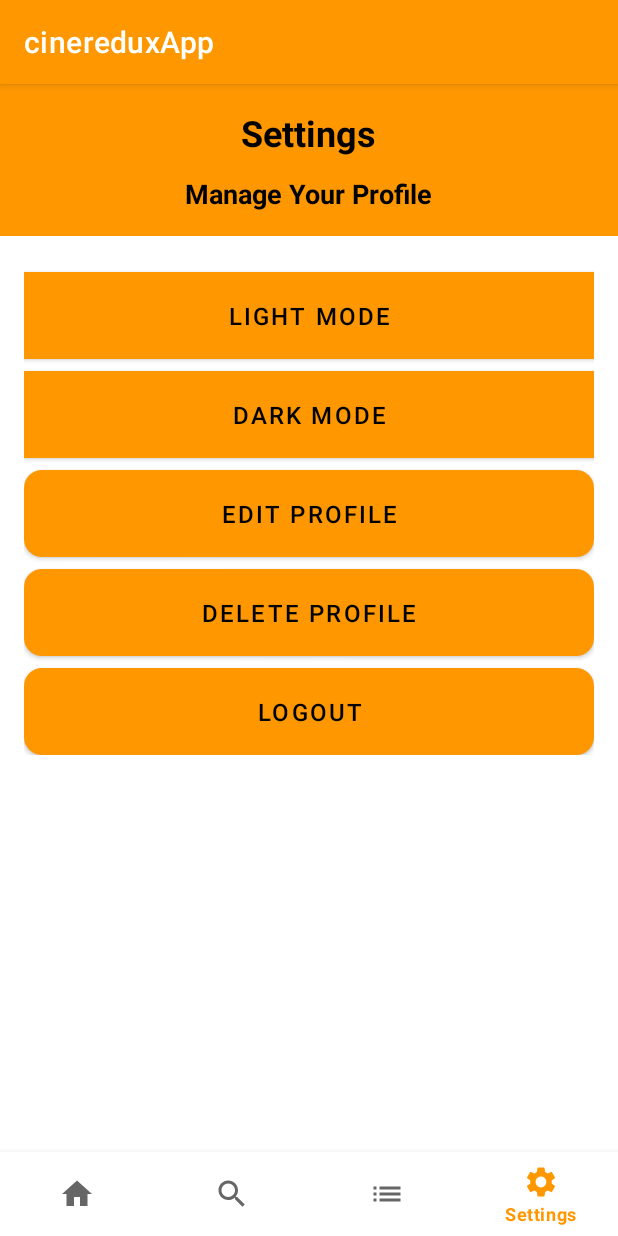
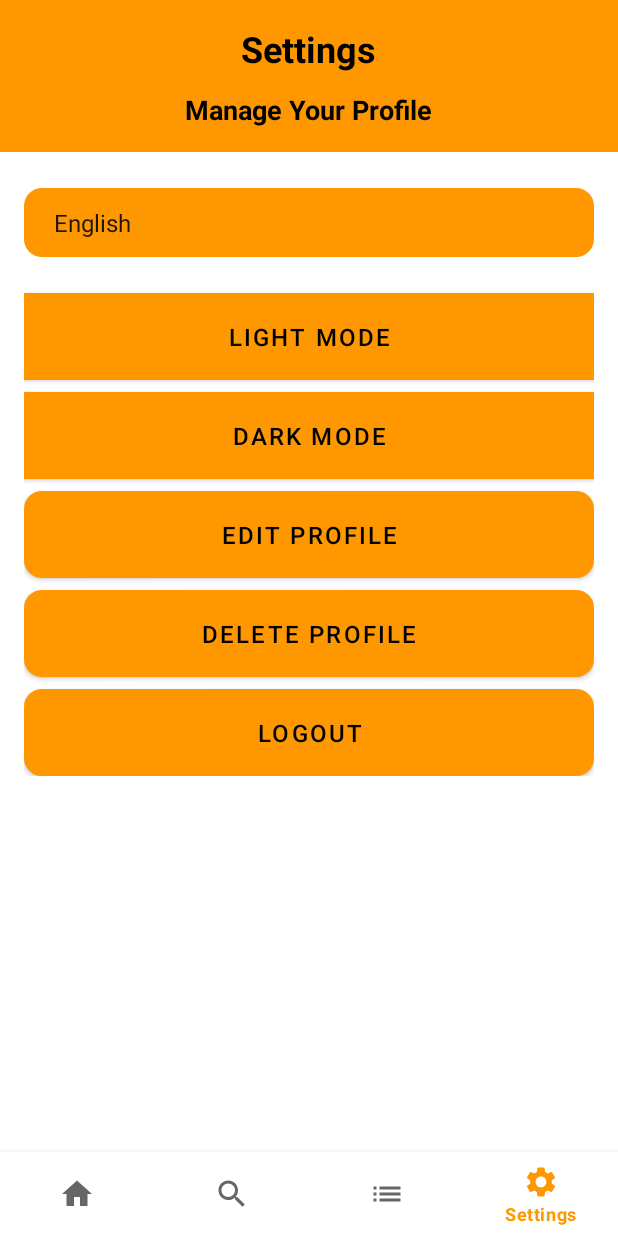
Before and after one commit to CineRedux/CineReduxApp, an Android app: the HomeFragment screen opened directly, with no data from a screen before it, item 4 of the bottom bar chosen, on a phone screen of 412 x 824 dp. Run offline under Robolectric (Android 15) with nearby library versions, the phone set to English and light mode, and no system bars; pictures from the network do not load; 1 statement that could not run was skipped.

Commit message:
feat(languages): Added multi-language support (zulu, afrikaans)
* feat: added support for 2 south african languages (Zulu and Afrikaans)

* bug: Application may forcefully close upon switching fragments too quickly

```diff
--- a/app/src/main/java/com/example/cineredux_v2/HomeFragment.kt
+++ b/app/src/main/java/com/example/cineredux_v2/HomeFragment.kt
@@ -15,11 +15,13 @@ import android.widget.TextView
 import android.widget.Toast
 import androidx.fragment.app.Fragment
 import androidx.lifecycle.ViewModelProvider
+import androidx.preference.PreferenceManager
 import androidx.recyclerview.widget.LinearLayoutManager
 import com.bumptech.glide.Glide
 import retrofit2.Call
 import retrofit2.Callback
 import retrofit2.Response
+import java.util.Locale
 
 class HomeFragment : Fragment() {
 
@@ -49,7 +51,9 @@ class HomeFragment : Fragment() {
             Log.d("HomeFragment", "No Cached movies, fetching from api")
             fetchMoviesFromAPI(view)
         }
+        setLocale()
     }
+
 
     private fun fetchMoviesFromAPI(view: View) {
         val apiService = RetrofitClient.instance
@@ -82,10 +86,22 @@ class HomeFragment : Fragment() {
             }
         })
     }
-
+    private fun setLocale() {
+        val sharedPreferences = PreferenceManager.getDefaultSharedPreferences(requireContext())
+        val selectedLanguage = sharedPreferences.getString("selected_language", "en") ?: "en"
+        val locale = Locale(selectedLanguage)
+        Locale.setDefault(locale)
+        val config = resources.configuration
+        config.setLocale(locale)
+        resources.updateConfiguration(config, resources.displayMetrics)
+    }
     private fun displayMovies(view: View, movies: List<Movie>?) {
         val gridLayout = view.findViewById<GridLayout>(R.id.grid_layout_movies)
-
+        val sharedPreferences = PreferenceManager.getDefaultSharedPreferences(requireContext())
+        val savedLanguage = sharedPreferences.getString("selected_language", "English")
+        val currentLocale = resources.configuration.locales[0]
+        Log.d("HomeFragment", "Language: $savedLanguage, $currentLocale")
+        Log.d("HomeFragment", "Locale: ${Locale.getDefault()}")
         movies?.let { movieList ->
             gridLayout.removeAllViews()
 
--- a/app/src/main/java/com/example/cineredux_v2/SettingsFragment.kt
+++ b/app/src/main/java/com/example/cineredux_v2/SettingsFragment.kt
@@ -1,8 +1,10 @@
 package com.example.cineredux_v2
 
 import android.app.AlertDialog
+import android.content.Context
 import android.content.Intent
 import android.content.SharedPreferences
+import android.content.res.Configuration
 import android.os.Bundle
 import android.view.LayoutInflater
 import android.view.View
@@ -14,7 +16,12 @@ import androidx.fragment.app.FragmentTransaction
 import androidx.preference.PreferenceManager
 import androidx.appcompat.app.AppCompatDelegate
 import android.graphics.Color
+import android.util.Log
+import android.widget.AdapterView
+import android.widget.ArrayAdapter
+import android.widget.Spinner
 import androidx.core.content.ContextCompat
+import java.util.Locale
 
 
 class SettingsFragment : Fragment() {
@@ -23,6 +30,7 @@ class SettingsFragment : Fragment() {
     private var userId: Int = 1 // Assuming you're retrieving the logged-in user's ID
     private lateinit var btnLightMode: Button
     private lateinit var btnDarkMode: Button
+    private lateinit var languageSpinner: Spinner
 
     override fun onCreateView(
         inflater: LayoutInflater, container: ViewGroup?,
@@ -36,6 +44,7 @@ class SettingsFragment : Fragment() {
         val editProfileButton: Button = view.findViewById(R.id.btn_edit_profile)
         val deleteProfileButton: Button = view.findViewById(R.id.btn_delete_profile)
         val logoutButton: Button = view.findViewById(R.id.btn_logout) // Add the logout button
+        languageSpinner = view.findViewById(R.id.language_spinner)
 
         // Set up Edit Profile Button
         editProfileButton.setOnClickListener {
@@ -51,14 +60,82 @@ class SettingsFragment : Fragment() {
             // Show confirmation dialog
             showDeleteConfirmationDialog()
         }
+        logoutButton.text = getString(R.string.settings_logout)
 
         // Set up Logout Button
         logoutButton.setOnClickListener {
             // Show confirmation dialog for logout
             showLogoutConfirmationDialog()
         }
+        Log.d("SettingsFragmentOnCreate", "BeforeLocale: ${resources.configuration.locales[0]}")
+        setupLanguageSpinner()
+        Log.d("SettingsFragmentOnCreate", "AfterLocale: ${resources.configuration.locales[0]}")
 
         return view
+    }
+
+    private fun setupLanguageSpinner() {
+        // Load saved language preference
+        val sharedPreferences = PreferenceManager.getDefaultSharedPreferences(requireContext())
+        val savedLanguage = sharedPreferences.getString("selected_language", "en")
+        val languageLocaleMap = mapOf(
+            "English" to "en",
+            "Zulu" to "zu",
+            "Afrikaans (ZA)" to "af"
+        )
+        val localeLanguageMap = mapOf(
+            "en" to "English",
+            "zu" to "Zulu",
+            "af" to "Afrikaans (ZA)"
+        )
+
+        // Set up the language options adapter
+        ArrayAdapter.createFromResource(
+            requireContext(),
+            R.array.languages_array,
+            android.R.layout.simple_spinner_item
+        ).also { adapter ->
+            adapter.setDropDownViewResource(android.R.layout.simple_spinner_dropdown_item)
+            languageSpinner.adapter = adapter
+        }
+
+        // Set saved language selection in spinner
+        val languages = resources.getStringArray(R.array.languages_array)
+        val position = languages.indexOf(localeLanguageMap[savedLanguage])
+        languageSpinner.setSelection(position)
+
+
+        // Listen for language selection
+        languageSpinner.onItemSelectedListener = object : AdapterView.OnItemSelectedListener {
+            override fun onItemSelected(parent: AdapterView<*>, view: View?, position: Int, id: Long) {
+                val selectedLanguage = languages[position]
+                val selectedLocaleCode = languageLocaleMap[selectedLanguage] ?: return
+
+                Log.d("SettingsFragment", "Localecode: $selectedLocaleCode, savedlanguage: $savedLanguage ")
+                if (selectedLocaleCode != savedLanguage) {
+                    sharedPreferences.edit().putString("selected_language", selectedLocaleCode).apply()
+                    updateLocale(selectedLanguage)
+                    requireActivity().recreate() // Recreate activity to apply language change
+                    Toast.makeText(requireContext(), "Language updated to $selectedLanguage", Toast.LENGTH_SHORT).show()
+                }
+            }
+
+            override fun onNothingSelected(parent: AdapterView<*>) {}
+        }
+    }
+    private fun updateLocale(language: String) {
+        val locale = when (language) {
+            "English" -> Locale("en")
+            "Zulu" -> Locale("zu")
+            "Afrikaans (ZA)" -> Locale("af", "ZA")
+            else -> Locale.getDefault()
+        }
+
+        Locale.setDefault(locale)
+        Log.d("SettingsFragment", "Locale: ${Locale.getDefault()}")
+        val config = Configuration()
+        config.setLocale(locale)
+        requireContext().resources.updateConfiguration(config, requireContext().resources.displayMetrics)
     }
 
     // Function to show delete confirmation dialog
--- a/app/src/main/res/layout/fragment_home.xml
+++ b/app/src/main/res/layout/fragment_home.xml
@@ -45,7 +45,7 @@
             android:layout_width="wrap_content"
             android:layout_height="wrap_content"
             android:paddingBottom="8dp"
-            android:text="HOME"
+            android:text="@string/movie_home"
             android:textColor="#000000"
             android:textSize="24sp"
             android:textStyle="bold"
@@ -55,7 +55,7 @@
             android:id="@+id/top_movies_subtitle"
             android:layout_width="wrap_content"
             android:layout_height="wrap_content"
-            android:text="TOP 10 Trending Movies"
+            android:text="@string/movie_trending"
             android:textSize="18sp"
             android:textColor="#000000"
             android:textStyle="bold"
--- a/app/src/main/res/layout/fragment_settings.xml
+++ b/app/src/main/res/layout/fragment_settings.xml
@@ -55,7 +55,15 @@
             android:layout_height="wrap_content"
             android:orientation="vertical"
             android:padding="16dp">
-
+            <Spinner
+                android:id="@+id/language_spinner"
+                android:layout_width="match_parent"
+                android:layout_height="wrap_content"
+                android:layout_marginTop="8dp"
+                android:entries="@array/languages_array"
+                android:background="@drawable/button_background"
+                android:padding="12dp"
+                android:layout_marginBottom="16dp"/>
             <!-- Light Mode Button -->
             <Button
                 android:id="@+id/btn_light_mode"
@@ -109,7 +117,7 @@
                 android:id="@+id/btn_logout"
                 android:layout_width="match_parent"
                 android:layout_height="wrap_content"
-                android:text="Logout"
+                android:text="@string/settings_logout"
                 android:background="@drawable/button_background"
                 android:textColor="#000000"
                 android:padding="12dp"
--- a/app/src/main/res/layout/fragment_watchlist.xml
+++ b/app/src/main/res/layout/fragment_watchlist.xml
@@ -23,7 +23,7 @@
         android:id="@+id/watchlist_title"
         android:layout_width="wrap_content"
         android:layout_height="wrap_content"
-        android:text="Watchlist"
+        android:text="@string/search_watchlist"
         android:textSize="24sp"
         android:textColor="@android:color/black"
         android:textStyle="bold"
@@ -34,7 +34,7 @@
         android:id="@+id/watchlist_subtitle"
         android:layout_width="wrap_content"
         android:layout_height="wrap_content"
-        android:text="All movies added to Watchlist"
+        android:text="@string/search_added_movies"
         android:textSize="18sp"
         android:textColor="@android:color/black"
         android:gravity="center"/>
--- a/app/src/main/res/values-night/styles.xml
+++ b/app/src/main/res/values-night/styles.xml
@@ -1,7 +1,7 @@
 <?xml version="1.0" encoding="utf-8"?>
 
 <resources>
-    <style name="Theme.CineRedux_V2" parent="Theme.MaterialComponents.DayNight.DarkActionBar">
+    <style name="Theme.CineRedux_V2" parent="Theme.MaterialComponents.DayNight.NoActionBar">
         <item name="colorPrimary">@color/colorPrimary</item>
         <item name="colorPrimaryVariant">@color/colorPrimaryVariant</item>
         <item name="colorOnPrimary">@color/colorOnPrimary</item>
--- a/app/src/main/res/values/strings.xml
+++ b/app/src/main/res/values/strings.xml
@@ -3,5 +3,22 @@
 
     <string name="movie_poster">Movie Poster</string>
     <string name="play_trailer">Play Trailer</string>
+    <string name="movie_overview">Overview</string>
+
+    <string-array name="languages_array">
+        <item>English</item>
+        <item>Zulu</item>
+        <item>Afrikaans (ZA)</item>
+    </string-array>
+    <string name="settings_logout">logout</string>
+    <string name="movie_add_to_watchlist">Add to Watchlist</string>
+    <string name="movie_runtime">Runtime</string>
+    <string name="movie_release_year">Release year</string>
+    <string name="movie_search">Search</string>
+    <string name="search_for_movie">Search For Movies</string>
+    <string name="movie_home">Home</string>
+    <string name="movie_trending">Top 10 trending movies</string>
+    <string name="search_watchlist">Watchlist</string>
+    <string name="search_added_movies">Your watchlisted movies</string>
 
 </resources>
--- a/app/src/main/res/values/styles.xml
+++ b/app/src/main/res/values/styles.xml
@@ -2,7 +2,7 @@
 
 <resources>
 
-    <style name="Theme.CineRedux_V2" parent="Theme.MaterialComponents.DayNight.DarkActionBar">
+    <style name="Theme.CineRedux_V2" parent="Theme.MaterialComponents.DayNight.NoActionBar">
         <item name="colorPrimary">@color/colorPrimary</item>
         <item name="colorPrimaryVariant">@color/colorPrimaryVariant</item>
         <item name="colorOnPrimary">@color/colorOnPrimary</item>
```
Also changed, not shown: app/build.gradle.kts (+7 -0 lines), app/src/main/java/com/example/cineredux_v2/MovieDetails.kt (+9 -2 lines), app/src/main/res/layout/fragment_movie_details.xml (+7 -6 lines), app/src/main/res/layout/fragment_search.xml (+4 -4 lines), 2 other files.
